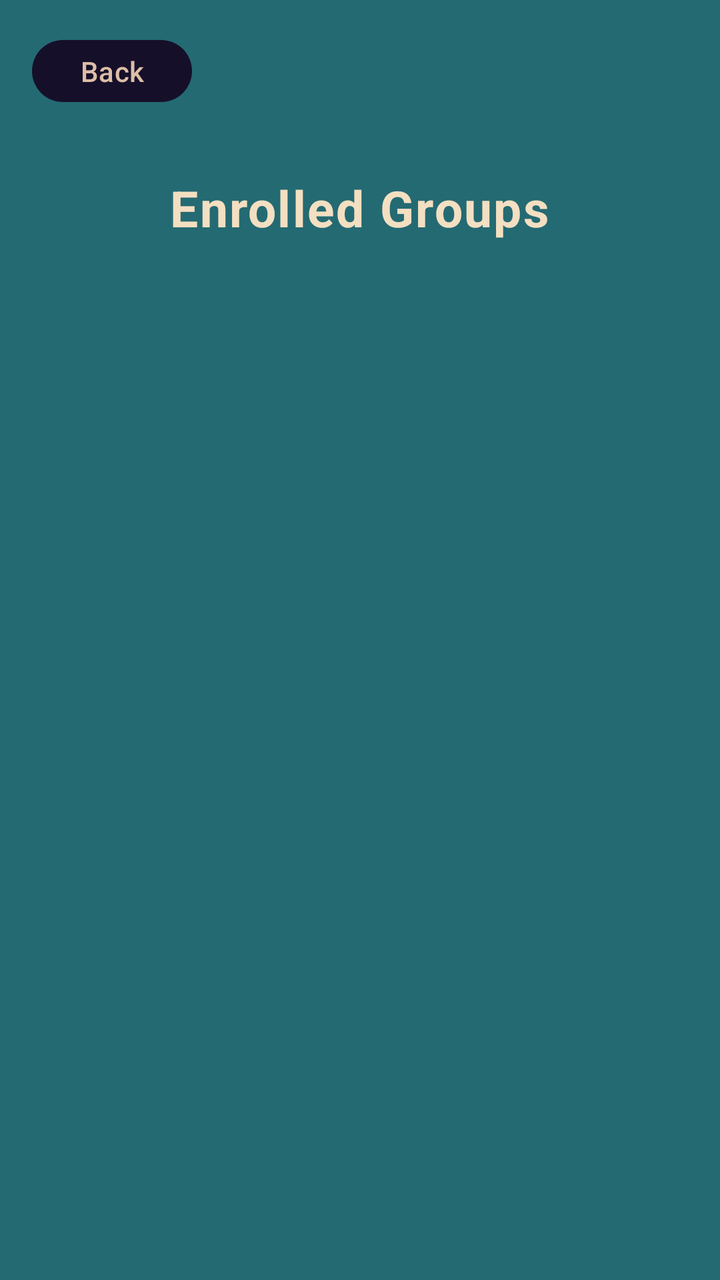
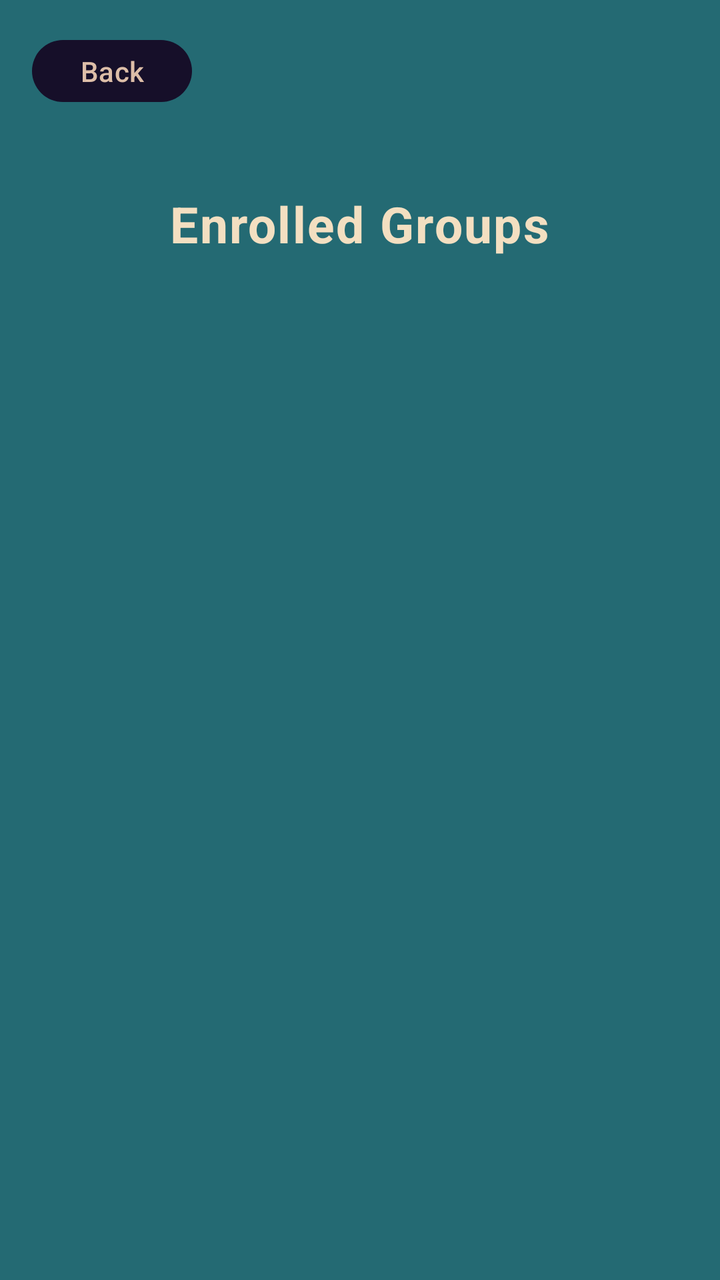

Compare the two renders of this Android layout. The source of the first and the diff that turns it into the second are given below.
<!-- AndroidManifest.xml: application theme Theme.ReadersRally -->
<!-- res/layout/activity_enrolled_groups.xml -->
<?xml version="1.0" encoding="utf-8"?>
<LinearLayout xmlns:android="http://schemas.android.com/apk/res/android"
    android:layout_width="match_parent"
    android:layout_height="match_parent"
    android:orientation="vertical"
    android:fitsSystemWindows="true"
    android:gravity="center_horizontal"
    android:padding="16dp">
    <Button
        android:id="@+id/backButton"
        android:layout_width="wrap_content"
        android:layout_height="wrap_content"
        android:layout_gravity="start"
        android:text="Back" />


    <TextView
        style="@style/HeaderTextStyle"
        android:layout_width="wrap_content"
        android:layout_height="wrap_content"
        android:layout_marginTop="16dp"
        android:text="Enrolled Groups" />

    <androidx.recyclerview.widget.RecyclerView
        android:id="@+id/enrolledGroupsRecyclerView"
        android:layout_width="match_parent"
        android:layout_height="0dp"
        android:layout_weight="1"
        android:layout_marginTop="8dp" />
</LinearLayout>
<!-- resources referenced by this layout -->
<resources>
  <style name="HeaderTextStyle" parent="Widget.Material3.CheckedTextView">
          <item name="android:textSize"> 25sp </item>
          <item name="android:textStyle">bold</item>
          <item name="android:textColor">@color/beige</item>
          <item name="android:gravity">center</item>
          <item name="android:padding">16dp</item>
          <item name="layout_constraintTop_toTopOf">parent</item>
          <item name="layout_constraintStart_toStartOf">parent</item>
          <item name="layout_constraintEnd_toEndOf">parent</item>
  
      </style>
  <style name="Theme.ReadersRally" parent="Base.Theme.ReadersRally" />
  <color name="beige">#F3DFC1</color>
  <style name="Base.Theme.ReadersRally" parent="Theme.Material3.DayNight.NoActionBar">
          
          
          <item name="android:textColor">@color/beige</item> 
          <item name="android:windowBackground">@color/dark_teal</item> 
          <item name="colorSurface">@color/light_teal</item> 
          <item name="materialButtonStyle">@style/Widget.AppCompat.Button</item> 
  
      </style>
  <color name="dark_teal">#246A73</color>
  <color name="light_teal">#368F8B</color>
  <style name="Widget.AppCompat.Button" parent="Widget.Material3.Button">
          <item name="backgroundTint">@color/dark_violet</item>
          <item name="android:textColor">@color/dark_beige</item>
          <item name="android:gravity">center</item>
      </style>
  <color name="dark_violet">#160F29</color>
  <color name="dark_beige">#DDBEA8</color>
</resources>

<!-- the commit's change to res/layout/activity_enrolled_groups.xml (unified diff, before → after) -->
@@ -18,7 +18,6 @@
         style="@style/HeaderTextStyle"
         android:layout_width="wrap_content"
         android:layout_height="wrap_content"
-        android:layout_marginTop="16dp"
         android:text="Enrolled Groups" />
 
     <androidx.recyclerview.widget.RecyclerView
<!-- resource entries referenced after the edit -->
@@ -6,6 +6,7 @@
           <item name="android:textColor">@color/beige</item>
           <item name="android:gravity">center</item>
           <item name="android:padding">16dp</item>
+          <item name="android:layout_marginTop">24dp</item>
           <item name="layout_constraintTop_toTopOf">parent</item>
           <item name="layout_constraintStart_toStartOf">parent</item>
           <item name="layout_constraintEnd_toEndOf">parent</item>
